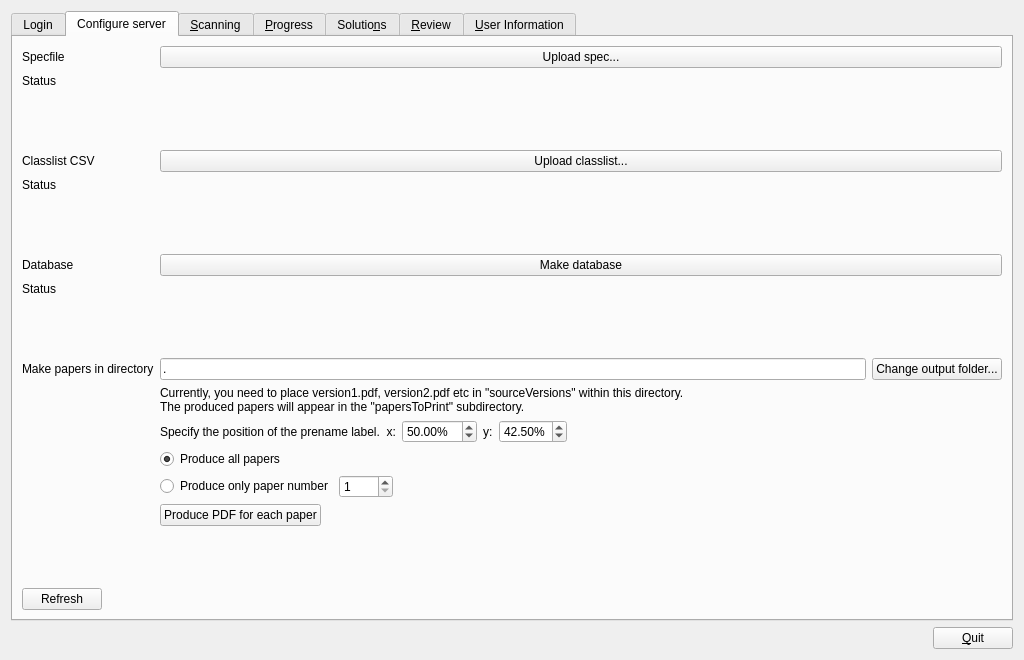
The window that qtCreatorFiles/ui_manager.ui (plomgrading/plom) describes before a commit, drawn with Qt 5.
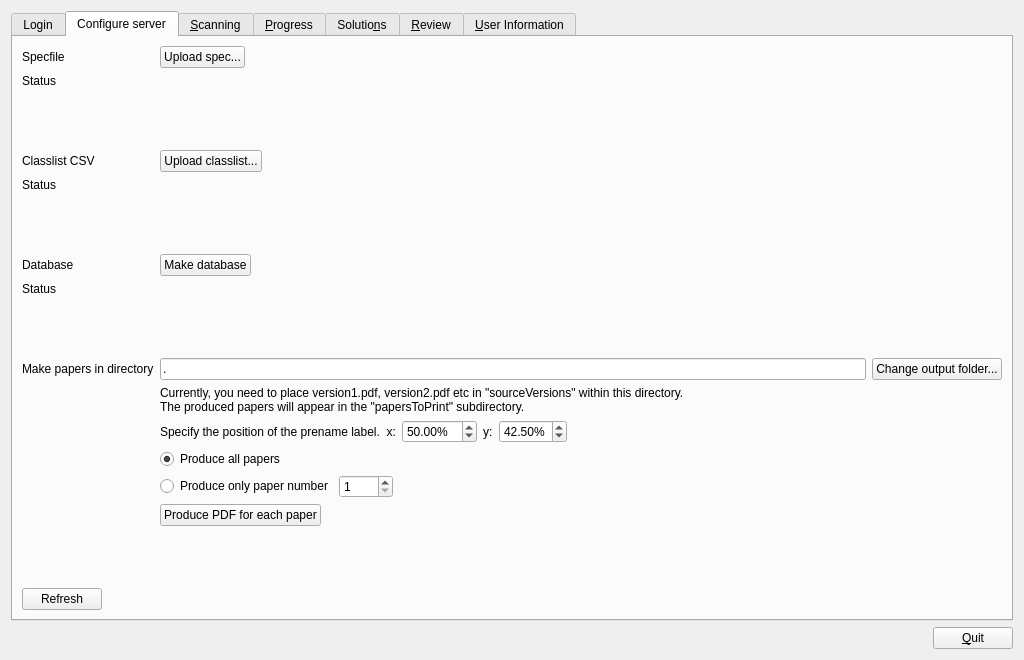
The same window after the commit. The open tabs and pages were chosen to show the change.

Commit message: manager: tweak UI with more horizontal spacers

Diff of the .ui file:
```diff
--- a/qtCreatorFiles/ui_manager.ui
+++ b/qtCreatorFiles/ui_manager.ui
@@ -242,35 +242,21 @@
        <string>Configure server</string>
       </attribute>
       <layout class="QFormLayout" name="formLayout">
-       <item row="4" column="0">
-        <widget class="QLabel" name="label_13">
-         <property name="text">
-          <string>Specfile</string>
-         </property>
-        </widget>
-       </item>
-       <item row="4" column="1">
-        <widget class="QPushButton" name="uploadSpecButton">
-         <property name="text">
-          <string>Upload spec...</string>
-         </property>
-        </widget>
-       </item>
-       <item row="5" column="0">
+       <item row="6" column="0">
         <widget class="QLabel" name="label_19">
          <property name="text">
           <string>Status</string>
          </property>
         </widget>
        </item>
-       <item row="5" column="1">
+       <item row="6" column="1">
         <widget class="QLabel" name="statusSpecLabel">
          <property name="text">
           <string/>
          </property>
         </widget>
        </item>
-       <item row="7" column="1">
+       <item row="8" column="1">
         <spacer name="verticalSpacer_12">
          <property name="orientation">
           <enum>Qt::Vertical</enum>
@@ -283,35 +269,21 @@
          </property>
         </spacer>
        </item>
-       <item row="9" column="0">
-        <widget class="QLabel" name="label_14">
-         <property name="text">
-          <string>Classlist CSV</string>
-         </property>
-        </widget>
-       </item>
-       <item row="9" column="1">
-        <widget class="QPushButton" name="uploadClasslistButton">
-         <property name="text">
-          <string>Upload classlist...</string>
-         </property>
-        </widget>
-       </item>
-       <item row="10" column="0">
+       <item row="11" column="0">
         <widget class="QLabel" name="label_21">
          <property name="text">
           <string>Status</string>
          </property>
         </widget>
        </item>
-       <item row="10" column="1">
-        <widget class="QLabel" name="statusClasslistLabel">
-         <property name="text">
-          <string/>
-         </property>
-        </widget>
-       </item>
        <item row="11" column="1">
+        <widget class="QLabel" name="statusClasslistLabel">
+         <property name="text">
+          <string/>
+         </property>
+        </widget>
+       </item>
+       <item row="14" column="1">
         <spacer name="verticalSpacer_13">
          <property name="orientation">
           <enum>Qt::Vertical</enum>
@@ -324,35 +296,66 @@
          </property>
         </spacer>
        </item>
-       <item row="12" column="0">
+       <item row="15" column="0">
         <widget class="QLabel" name="label_15">
          <property name="text">
           <string>Database</string>
          </property>
         </widget>
        </item>
-       <item row="12" column="1">
-        <widget class="QPushButton" name="makeDatabaseButton">
-         <property name="text">
-          <string>Make database</string>
-         </property>
+       <item row="15" column="1">
+        <widget class="QFrame" name="frame_9">
+         <layout class="QHBoxLayout" name="horizontalLayout_29">
+          <property name="leftMargin">
+           <number>0</number>
+          </property>
+          <property name="topMargin">
+           <number>0</number>
+          </property>
+          <property name="rightMargin">
+           <number>0</number>
+          </property>
+          <property name="bottomMargin">
+           <number>0</number>
+          </property>
+          <item>
+           <widget class="QPushButton" name="makeDatabaseButton">
+            <property name="text">
+             <string>Make database</string>
+            </property>
+           </widget>
+          </item>
+          <item>
+           <spacer name="horizontalSpacer_22">
+            <property name="orientation">
+             <enum>Qt::Horizontal</enum>
+            </property>
+            <property name="sizeHint" stdset="0">
+             <size>
+              <width>40</width>
+              <height>20</height>
+             </size>
+            </property>
+           </spacer>
+          </item>
+         </layout>
         </widget>
        </item>
-       <item row="13" column="0">
+       <item row="17" column="0">
         <widget class="QLabel" name="label_18">
          <property name="text">
           <string>Status</string>
          </property>
         </widget>
        </item>
-       <item row="13" column="1">
+       <item row="17" column="1">
         <widget class="QLabel" name="statusDatabaseLabel">
          <property name="text">
           <string/>
          </property>
         </widget>
        </item>
-       <item row="14" column="1">
+       <item row="18" column="1">
         <spacer name="verticalSpacer_14">
          <property name="orientation">
           <enum>Qt::Vertical</enum>
@@ -365,14 +368,14 @@
          </property>
         </spacer>
        </item>
-       <item row="16" column="0">
+       <item row="20" column="0">
         <widget class="QLabel" name="label_16">
          <property name="text">
           <string>Make papers in directory</string>
          </property>
         </widget>
        </item>
-       <item row="16" column="1">
+       <item row="20" column="1">
         <widget class="QFrame" name="frame_5">
          <layout class="QHBoxLayout" name="horizontalLayout_10" stretch="1,0">
           <property name="leftMargin">
@@ -404,7 +407,7 @@
          </layout>
         </widget>
        </item>
-       <item row="17" column="1">
+       <item row="21" column="1">
         <widget class="QLabel" name="label_17">
          <property name="sizePolicy">
           <sizepolicy hsizetype="Preferred" vsizetype="Minimum">
@@ -418,7 +421,7 @@
          </property>
         </widget>
        </item>
-       <item row="18" column="1">
+       <item row="22" column="1">
         <widget class="QFrame" name="frame_6">
          <layout class="QHBoxLayout" name="horizontalLayout_27">
           <property name="leftMargin">
@@ -489,7 +492,7 @@
          </layout>
         </widget>
        </item>
-       <item row="20" column="1">
+       <item row="24" column="1">
         <widget class="QFrame" name="frame_7">
          <layout class="QGridLayout" name="gridLayout_5">
           <property name="leftMargin">
@@ -547,7 +550,7 @@
          </layout>
         </widget>
        </item>
-       <item row="21" column="1">
+       <item row="25" column="1">
         <widget class="QFrame" name="frame_8">
          <layout class="QHBoxLayout" name="horizontalLayout_28">
           <property name="leftMargin">
@@ -585,7 +588,7 @@
          </layout>
         </widget>
        </item>
-       <item row="23" column="1">
+       <item row="27" column="1">
         <spacer name="verticalSpacer_15">
          <property name="orientation">
           <enum>Qt::Vertical</enum>
@@ -598,13 +601,103 @@
          </property>
         </spacer>
        </item>
-       <item row="24" column="0">
+       <item row="28" column="0">
         <widget class="QPushButton" name="configRefreshButton">
          <property name="text">
           <string>Refresh</string>
          </property>
         </widget>
        </item>
+       <item row="9" column="1">
+        <widget class="QFrame" name="frame_10">
+         <layout class="QHBoxLayout" name="horizontalLayout_30">
+          <property name="leftMargin">
+           <number>0</number>
+          </property>
+          <property name="topMargin">
+           <number>0</number>
+          </property>
+          <property name="rightMargin">
+           <number>0</number>
+          </property>
+          <property name="bottomMargin">
+           <number>0</number>
+          </property>
+          <item>
+           <widget class="QPushButton" name="uploadClasslistButton">
+            <property name="text">
+             <string>Upload classlist...</string>
+            </property>
+           </widget>
+          </item>
+          <item>
+           <spacer name="horizontalSpacer_23">
+            <property name="orientation">
+             <enum>Qt::Horizontal</enum>
+            </property>
+            <property name="sizeHint" stdset="0">
+             <size>
+              <width>40</width>
+              <height>20</height>
+             </size>
+            </property>
+           </spacer>
+          </item>
+         </layout>
+        </widget>
+       </item>
+       <item row="9" column="0">
+        <widget class="QLabel" name="label_14">
+         <property name="text">
+          <string>Classlist CSV</string>
+         </property>
+        </widget>
+       </item>
+       <item row="4" column="1">
+        <widget class="QFrame" name="frame_11">
+         <layout class="QHBoxLayout" name="horizontalLayout_31">
+          <property name="leftMargin">
+           <number>0</number>
+          </property>
+          <property name="topMargin">
+           <number>0</number>
+          </property>
+          <property name="rightMargin">
+           <number>0</number>
+          </property>
+          <property name="bottomMargin">
+           <number>0</number>
+          </property>
+          <item>
+           <widget class="QPushButton" name="uploadSpecButton">
+            <property name="text">
+             <string>Upload spec...</string>
+            </property>
+           </widget>
+          </item>
+          <item>
+           <spacer name="horizontalSpacer_24">
+            <property name="orientation">
+             <enum>Qt::Horizontal</enum>
+            </property>
+            <property name="sizeHint" stdset="0">
+             <size>
+              <width>40</width>
+              <height>20</height>
+             </size>
+            </property>
+           </spacer>
+          </item>
+         </layout>
+        </widget>
+       </item>
+       <item row="4" column="0">
+        <widget class="QLabel" name="label_13">
+         <property name="text">
+          <string>Specfile</string>
+         </property>
+        </widget>
+       </item>
       </layout>
      </widget>
      <widget class="QWidget" name="scanningAllTab">
```
The commit also changes 1 other file.
